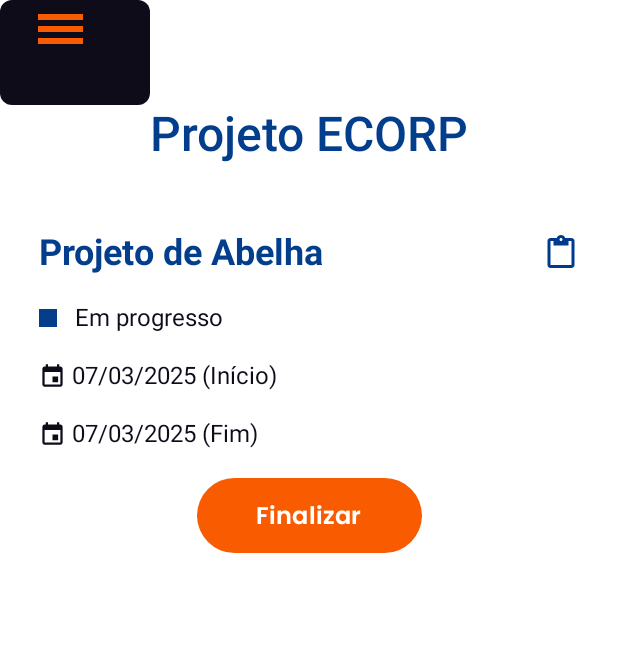
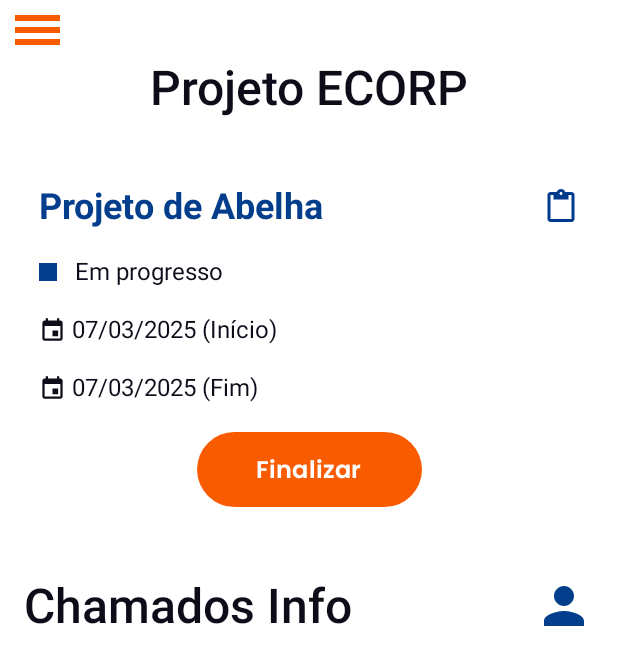
Before and after one commit to ArchFacts/App-Mobile, an Android app built with Jetpack Compose: the @Preview function ProjectDetails, on a phone screen of 412 x 824 dp. Shown: the top 665 px of the screen. Run offline under Robolectric (Android 15) with nearby library versions, the phone set to English and light mode, and no system bars.

Commit message:
feat: start layout for All Projects screen

```diff
--- a/app/build.gradle.kts
+++ b/app/build.gradle.kts
@@ -40,7 +40,7 @@ android {
 }
 
 dependencies {
-
+    implementation("androidx.compose.material:material-icons-extended:1.5.0")
     implementation(libs.androidx.core.ktx)
     implementation(libs.androidx.lifecycle.runtime.ktx)
     implementation(libs.androidx.activity.compose)
--- a/app/src/main/java/com/example/archfacts_app_web/components/DetailCard.kt
+++ b/app/src/main/java/com/example/archfacts_app_web/components/DetailCard.kt
@@ -27,7 +27,8 @@ fun DetailCard(
     startDate: String,
     endDate: String,
     buttonText: String,
-    onButtonClick: () -> Unit
+    onButtonClick: () -> Unit,
+    modifier: Modifier = Modifier
 ) {
 
     Column(modifier = Modifier.padding(16.dp)
@@ -132,6 +133,7 @@ fun PreviewDetailCard() {
         startDate = "07/03/2025",
         endDate = "07/03/2025",
         buttonText = "Finalizar",
-        onButtonClick = { }
+        onButtonClick = { },
+        modifier = Modifier
     )
 }
--- a/app/src/main/java/com/example/archfacts_app_web/components/ProjectTitle.kt
+++ b/app/src/main/java/com/example/archfacts_app_web/components/ProjectTitle.kt
@@ -1,26 +1,20 @@
 package com.example.archfacts_app_web.components
 
+import androidx.compose.ui.graphics.Color
 import androidx.compose.material3.Text
 import androidx.compose.runtime.Composable
 import androidx.compose.ui.text.font.FontWeight
 import androidx.compose.ui.tooling.preview.Preview
 import androidx.compose.ui.unit.sp
-import com.example.archfacts_app_web.ui.theme.ArchBlue
+import androidx.compose.ui.Modifier
 
 @Composable
-fun ProjectTitle(title: String) {
+fun ProjectTitle(title: String, color: Color, modifier: Modifier = Modifier ) {
     Text(
         text = title,
         fontWeight = FontWeight.SemiBold,
         fontSize = 32.sp,
-        color = ArchBlue
+        color = color,
+        modifier = modifier
     )
 }
-
-@Preview
-@Composable
-fun PreviewTitle(){
-    ProjectTitle(
-        title = "Projeto ECORP"
-    )
-}
--- a/app/src/main/java/com/example/archfacts_app_web/screens/ProjectDetails.kt
+++ b/app/src/main/java/com/example/archfacts_app_web/screens/ProjectDetails.kt
@@ -3,33 +3,29 @@ package com.example.archfacts_app_web.screens
 import androidx.compose.foundation.background
 import androidx.compose.foundation.border
 import androidx.compose.foundation.layout.Arrangement
-import androidx.compose.foundation.layout.Box
 import androidx.compose.foundation.layout.Column
 import androidx.compose.foundation.layout.Row
 import androidx.compose.foundation.layout.Spacer
 import androidx.compose.foundation.layout.fillMaxSize
 import androidx.compose.foundation.layout.fillMaxWidth
-import androidx.compose.foundation.layout.height
-import androidx.compose.foundation.layout.offset
 import androidx.compose.foundation.layout.padding
-import androidx.compose.foundation.layout.width
+import androidx.compose.foundation.layout.size
 import androidx.compose.foundation.shape.RoundedCornerShape
+import androidx.compose.material.icons.Icons
+import androidx.compose.material.icons.filled.Person
+import androidx.compose.material3.Icon
 import androidx.compose.runtime.Composable
 import androidx.compose.ui.Alignment
 import androidx.compose.ui.Modifier
 import androidx.compose.ui.graphics.Color
-import androidx.compose.ui.text.font.FontWeight
+import androidx.compose.ui.layout.ModifierLocalBeyondBoundsLayout
 import androidx.compose.ui.tooling.preview.Preview
 import androidx.compose.ui.unit.dp
-import androidx.compose.ui.unit.sp
-import com.example.archfacts_app_web.components.CustomButton
 import com.example.archfacts_app_web.components.DetailCard
 import com.example.archfacts_app_web.components.HamburguerMenu
 import com.example.archfacts_app_web.components.ProjectTitle
 import com.example.archfacts_app_web.ui.theme.ArchBlack
 import com.example.archfacts_app_web.ui.theme.ArchBlue
-import com.example.archfacts_app_web.ui.theme.ArchOrange
-import com.example.archfacts_app_web.ui.theme.Poppins
 
 @Preview
 @Composable
@@ -39,29 +35,14 @@ fun ProjectDetails() {
             .fillMaxSize()
             .background(Color.White)
     ) {
-
-        Box {
-            Column(
-                modifier = Modifier
-                    .border(80.dp, ArchBlack, RoundedCornerShape(8.dp))
-                    .padding(10.dp)
-                    .width(80.dp)
-                    .height(50.dp)
-            ) {
-            }
-            HamburguerMenu(
-                modifier = Modifier
-                    .align(Alignment.TopStart)
-                    .offset(y = (-16).dp)
-                    .padding(25.dp)
-            )
-        }
+            HamburguerMenu(modifier = Modifier
+                .padding(10.dp))
 
         Row(
             modifier = Modifier.fillMaxWidth(),
             horizontalArrangement = Arrangement.Center
         ){
-            ProjectTitle(title = "Projeto ECORP")
+            ProjectTitle(title = "Projeto ECORP" , color = ArchBlack, modifier = Modifier)
         }
         Spacer(modifier = Modifier
             .padding(10.dp))
@@ -71,7 +52,26 @@ fun ProjectDetails() {
             startDate = "07/03/2025",
             endDate = "07/03/2025",
             buttonText = "Finalizar",
-            onButtonClick = { }
+            onButtonClick = { },
+            modifier = Modifier.border(10.dp, color = Color.Gray
+            )
         )
+        Spacer(modifier = Modifier
+            .padding(10.dp))
+        Row(
+            modifier = Modifier
+                .fillMaxWidth()
+                .padding(horizontal = 16.dp),
+            horizontalArrangement = Arrangement.SpaceBetween,
+            verticalAlignment = Alignment.CenterVertically
+        ) {
+            ProjectTitle(title = "Chamados Info", color = ArchBlack, modifier = Modifier)
+            Icon(
+                imageVector = Icons.Filled.Person,
+                contentDescription = "Usuário",
+                tint = ArchBlue,
+                modifier = Modifier.size(40.dp)
+            )
+        }
+        }
     }
-}
```
Also changed, not shown: app/src/main/java/com/example/archfacts_app_web/screens/AllProjects.kt (added, +220 -0 lines).
